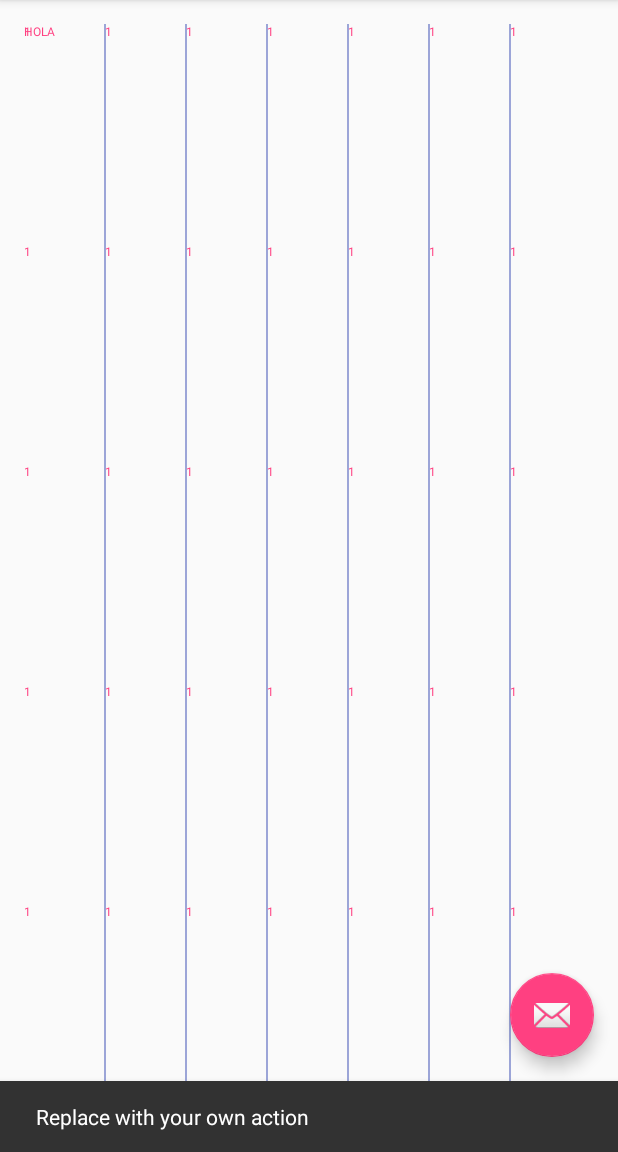
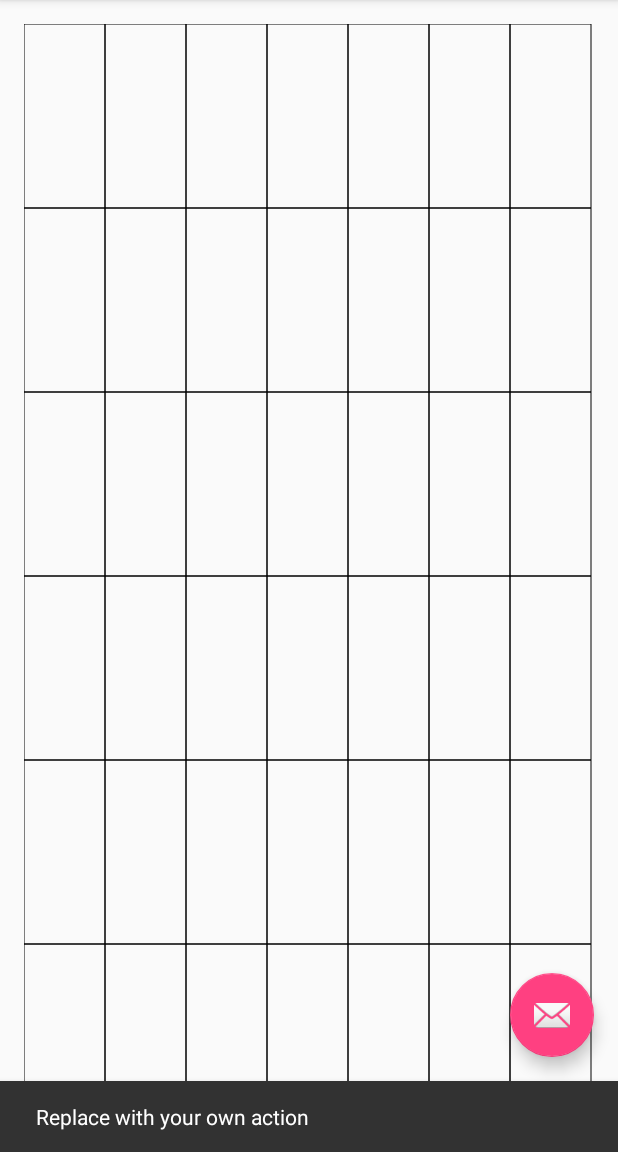
Before and after one commit to sickmartian/CalendarView, an Android app: the screen it shows after launch (MainActivity), after a tap on an icon or button, on a phone screen of 412 x 824 dp, the part 84-1236 px from its top. Run offline under Robolectric (Android 15) with nearby library versions, the phone set to English and light mode, and no system bars.

Commit message:
Added some styleables, working grid

```diff
--- a/app/src/main/java/com/sickmartian/calendarview/CalendarView.java
+++ b/app/src/main/java/com/sickmartian/calendarview/CalendarView.java
@@ -1,6 +1,7 @@
 package com.sickmartian.calendarview;
 
 import android.content.Context;
+import android.content.res.TypedArray;
 import android.graphics.Canvas;
 import android.graphics.Paint;
 import android.graphics.RectF;
@@ -12,23 +13,35 @@ import android.view.ViewGroup;
  */
 public class CalendarView extends ViewGroup {
 
-    private final Paint mTextPaint;
+    private final Paint mActiveTextColor;
     private final Paint mSeparationPaint;
-    int[] mDayNumbers;
-    float[] mColumnOffsets = new float[7];
-    private float mTextWidth = 12;
-    private float[] mRowOffsets = new float[5];
+    RectF[] mDayCells = new RectF[42];
+    private float mTextSize;
 
     public CalendarView(Context context, AttributeSet attrs) {
         super(context, attrs);
 
-        mTextPaint = new Paint(Paint.ANTI_ALIAS_FLAG);
-        mTextPaint.setColor(getResources().getColor(R.color.colorAccent));
-        mTextPaint.setTextSize(mTextWidth);
+        TypedArray a = context.getTheme().obtainStyledAttributes(
+                attrs,
+                R.styleable.CalendarView,
+                0, 0);
 
-        mSeparationPaint = new Paint(Paint.ANTI_ALIAS_FLAG);
-        mSeparationPaint.setStyle(Paint.Style.FILL);
-        mSeparationPaint.setColor(getResources().getColor(R.color.colorPrimary));
+        try {
+            mTextSize = a.getDimension(R.styleable.CalendarView_textSize,
+                    getResources().getDimension(R.dimen.calendar_view_default_text_size));
+
+            mActiveTextColor = new Paint(Paint.ANTI_ALIAS_FLAG);
+            mActiveTextColor.setColor(a.getColor(R.styleable.CalendarView_activeTextColor,
+                    getResources().getColor(R.color.colorPrimary)));
+            mActiveTextColor.setTextSize(mTextSize);
+
+            mSeparationPaint = new Paint(Paint.ANTI_ALIAS_FLAG);
+            mSeparationPaint.setStyle(Paint.Style.STROKE);
+            mSeparationPaint.setColor(a.getColor(R.styleable.CalendarView_separatorColor,
+                    getResources().getColor(R.color.colorPrimaryDark)));
+        } finally {
+            a.recycle();
+        }
 
         setWillNotDraw(false);
     }
@@ -48,40 +61,37 @@ public class CalendarView extends ViewGroup {
         mBounds = new RectF(0, 0, w - getPaddingLeft() - getPaddingRight(),
                 h - getPaddingBottom() - getPaddingTop());
 
-        float seventh = w / 7;
-        mColumnOffsets[0] = 0;
-        mColumnOffsets[1] = seventh;
-        mColumnOffsets[2] = seventh * 2;
-        mColumnOffsets[3] = seventh * 3;
-        mColumnOffsets[4] = seventh * 4;
-        mColumnOffsets[5] = seventh * 5;
-        mColumnOffsets[6] = seventh * 6;
+        int COLS = 7;
+        int ROWS = 6;
+        float widthStep = w / COLS;
+        float heightStep = h / ROWS;
+        for (int col = 0; col < COLS; col++) {
+            for (int row = 0; row < ROWS; row++) {
+                mDayCells[row * COLS  + col] = new RectF(widthStep * col, heightStep * row,
+                        widthStep * (col + 1), heightStep * (row + 1));
+            }
+        }
 
-        float fifths = h / 5;
-        mRowOffsets[0] = 0;
-        mRowOffsets[1] = fifths;
-        mRowOffsets[2] = fifths * 2;
-        mRowOffsets[3] = fifths * 3;
-        mRowOffsets[4] = fifths * 4;
+        ROWS = 5;
     }
 
     RectF mBounds;
 
     @Override
     protected int getSuggestedMinimumWidth() {
-        return (int) mTextWidth;
+        return (int) mTextSize;
     }
 
     @Override
     protected int getSuggestedMinimumHeight() {
-        return (int) mTextWidth;
+        return (int) mTextSize;
     }
 
     @Override
     protected void onMeasure(int widthMeasureSpec, int heightMeasureSpec) {
         int minw = getPaddingLeft() + getPaddingRight() + getSuggestedMinimumWidth();
-        int w = resolveSizeAndState((int) (mTextWidth * 4), widthMeasureSpec, 0);
-        int h = resolveSizeAndState((int) mTextWidth, heightMeasureSpec, 0);
+        int w = resolveSizeAndState((int) (mTextSize * 4), widthMeasureSpec, 0);
+        int h = resolveSizeAndState((int) mTextSize, heightMeasureSpec, 0);
 
         setMeasuredDimension(w, h);
     }
@@ -89,19 +99,9 @@ public class CalendarView extends ViewGroup {
     @Override
     protected void onDraw(Canvas canvas) {
         super.onDraw(canvas);
-        canvas.drawText("HOLA", 0, mTextWidth, mTextPaint);
 
-        int col = 0;
-        for (float colOffset : mColumnOffsets) {
-            if (col > 0) {
-                canvas.drawLine(colOffset, 0, colOffset, mBounds.height(), mSeparationPaint);
-            }
-
-            for (float rowOffset : mRowOffsets) {
-                canvas.drawText("1", colOffset, rowOffset + mTextWidth, mTextPaint);
-            }
-
-            col++;
+        for (RectF cell : mDayCells) {
+            canvas.drawRect(cell, mSeparationPaint);
         }
     }
 }
--- a/app/src/main/res/layout/content_main.xml
+++ b/app/src/main/res/layout/content_main.xml
@@ -14,6 +14,7 @@
     tools:showIn="@layout/activity_main">
 
     <com.sickmartian.calendarview.CalendarView
+        app:separatorColor="@android:color/black"
         android:layout_width="match_parent"
         android:layout_height="match_parent" />
 
--- /dev/null
+++ b/app/src/main/res/values/attrs.xml
@@ -0,0 +1,13 @@
+<?xml version="1.0" encoding="utf-8"?>
+<resources>
+    <declare-styleable name="CalendarView">
+        <attr name="showOverflow" format="boolean" />
+        <attr name="separatorColor" format="color"/>
+        <attr name="textSize" format="dimension"/>
+        <attr name="activeTextColor" format="color"/>
+        <attr name="inactiveTextColor" format="color"/>
+        <attr name="activeBackgroundColor" format="color"/>
+        <attr name="selectedBackgroundColor" format="color"/>
+        <attr name="inactiveBackgroundColor" format="color"/>
+    </declare-styleable>
+</resources>
--- a/app/src/main/res/values/dimens.xml
+++ b/app/src/main/res/values/dimens.xml
@@ -3,4 +3,5 @@
     <dimen name="activity_horizontal_margin">16dp</dimen>
     <dimen name="activity_vertical_margin">16dp</dimen>
     <dimen name="fab_margin">16dp</dimen>
+    <dimen name="calendar_view_default_text_size">12sp</dimen>
 </resources>
```
